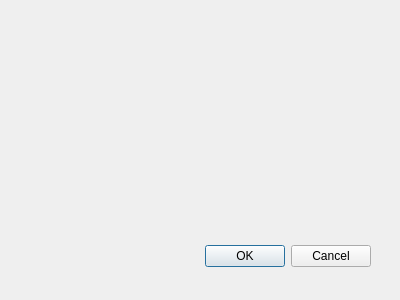
my3rs/ImageQt, file dialog_power_grey.ui: the form before one commit.
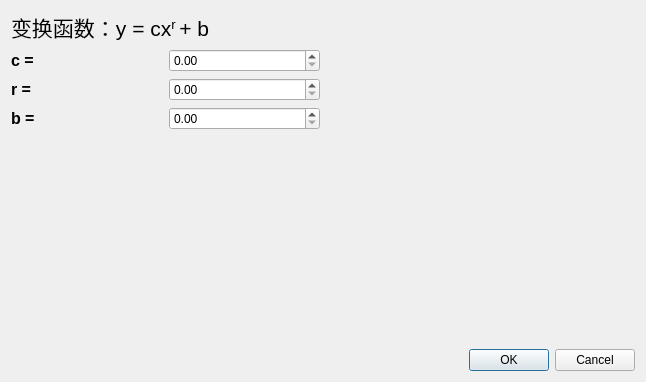
The form after the commit. Custom widgets are drawn as their Qt base class.

Commit message: 灰度幂次变换

What changed in the file:
```diff
--- a/dialog_power_grey.ui
+++ b/dialog_power_grey.ui
@@ -8,31 +8,132 @@
    <rect>
     <x>0</x>
     <y>0</y>
-    <width>400</width>
-    <height>300</height>
+    <width>646</width>
+    <height>382</height>
    </rect>
   </property>
   <property name="windowTitle">
    <string>Dialog</string>
   </property>
-  <widget name="buttonBox" class="QDialogButtonBox">
-   <property name="geometry">
-    <rect>
-     <x>30</x>
-     <y>240</y>
-     <width>341</width>
-     <height>32</height>
-    </rect>
-   </property>
-   <property name="orientation">
-    <enum>Qt::Horizontal</enum>
-   </property>
-   <property name="standardButtons">
-    <set>QDialogButtonBox::Cancel|QDialogButtonBox::Ok</set>
-   </property>
-  </widget>
+  <layout class="QGridLayout" name="gridLayout">
+   <item row="0" column="0">
+    <layout class="QVBoxLayout" name="verticalLayout_3">
+     <item>
+      <layout class="QHBoxLayout" name="horizontalLayout_4">
+       <item>
+        <layout class="QVBoxLayout" name="verticalLayout_2">
+         <item>
+          <widget class="QLabel" name="label">
+           <property name="text">
+            <string>&lt;html&gt;&lt;head/&gt;&lt;body&gt;&lt;p&gt;&lt;span style=&quot; font-size:16pt;&quot;&gt;变换函数：y = cx&lt;/span&gt;&lt;span style=&quot; font-size:16pt; vertical-align:super;&quot;&gt;r &lt;/span&gt;&lt;span style=&quot; font-size:16pt;&quot;&gt;+ b&lt;/span&gt;&lt;/p&gt;&lt;/body&gt;&lt;/html&gt;</string>
+           </property>
+          </widget>
+         </item>
+         <item>
+          <layout class="QVBoxLayout" name="verticalLayout">
+           <item>
+            <layout class="QHBoxLayout" name="horizontalLayout">
+             <item>
+              <widget class="QLabel" name="label_2">
+               <property name="text">
+                <string>&lt;html&gt;&lt;head/&gt;&lt;body&gt;&lt;p&gt;&lt;span style=&quot; font-size:12pt; font-weight:600;&quot;&gt;c = &lt;/span&gt;&lt;/p&gt;&lt;/body&gt;&lt;/html&gt;</string>
+               </property>
+              </widget>
+             </item>
+             <item>
+              <widget class="QDoubleSpinBox" name="cDoubleSpinBox"/>
+             </item>
+            </layout>
+           </item>
+           <item>
+            <layout class="QHBoxLayout" name="horizontalLayout_2">
+             <item>
+              <widget class="QLabel" name="label_3">
+               <property name="text">
+                <string>&lt;html&gt;&lt;head/&gt;&lt;body&gt;&lt;p&gt;&lt;span style=&quot; font-size:12pt; font-weight:600;&quot;&gt;r = &lt;/span&gt;&lt;/p&gt;&lt;/body&gt;&lt;/html&gt;</string>
+               </property>
+              </widget>
+             </item>
+             <item>
+              <widget class="QDoubleSpinBox" name="rDoubleSpinBox"/>
+             </item>
+            </layout>
+           </item>
+           <item>
+            <layout class="QHBoxLayout" name="horizontalLayout_3">
+             <item>
+              <widget class="QLabel" name="label_4">
+               <property name="text">
+                <string>&lt;html&gt;&lt;head/&gt;&lt;body&gt;&lt;p&gt;&lt;span style=&quot; font-size:12pt; font-weight:600;&quot;&gt;b = &lt;/span&gt;&lt;/p&gt;&lt;/body&gt;&lt;/html&gt;</string>
+               </property>
+              </widget>
+             </item>
+             <item>
+              <widget class="QDoubleSpinBox" name="bDoubleSpinBox"/>
+             </item>
+            </layout>
+           </item>
+           <item>
+            <spacer name="verticalSpacer">
+             <property name="orientation">
+              <enum>Qt::Vertical</enum>
+             </property>
+             <property name="sizeHint" stdset="0">
+              <size>
+               <width>20</width>
+               <height>40</height>
+              </size>
+             </property>
+            </spacer>
+           </item>
+          </layout>
+         </item>
+        </layout>
+       </item>
+       <item>
+        <widget class="QCustomPlot" name="customPlot" native="true"/>
+       </item>
+      </layout>
+     </item>
+     <item>
+      <layout class="QHBoxLayout" name="horizontalLayout_5">
+       <item>
+        <spacer name="horizontalSpacer">
+         <property name="orientation">
+          <enum>Qt::Horizontal</enum>
+         </property>
+         <property name="sizeHint" stdset="0">
+          <size>
+           <width>40</width>
+           <height>20</height>
+          </size>
+         </property>
+        </spacer>
+       </item>
+       <item>
+        <widget class="QDialogButtonBox" name="buttonBox">
+         <property name="orientation">
+          <enum>Qt::Horizontal</enum>
+         </property>
+         <property name="standardButtons">
+          <set>QDialogButtonBox::Cancel|QDialogButtonBox::Ok</set>
+         </property>
+        </widget>
+       </item>
+      </layout>
+     </item>
+    </layout>
+   </item>
+  </layout>
  </widget>
- <pixmapfunction/>
+ <customwidgets>
+  <customwidget>
+   <class>QCustomPlot</class>
+   <extends>QWidget</extends>
+   <header location="global">qcustomplot.h</header>
+   <container>1</container>
+  </customwidget>
+ </customwidgets>
  <resources/>
  <connections>
   <connection>
```
Left out of the diff: 6 changed lines with no effect on the pictures. The commit also changes 2 other files.
